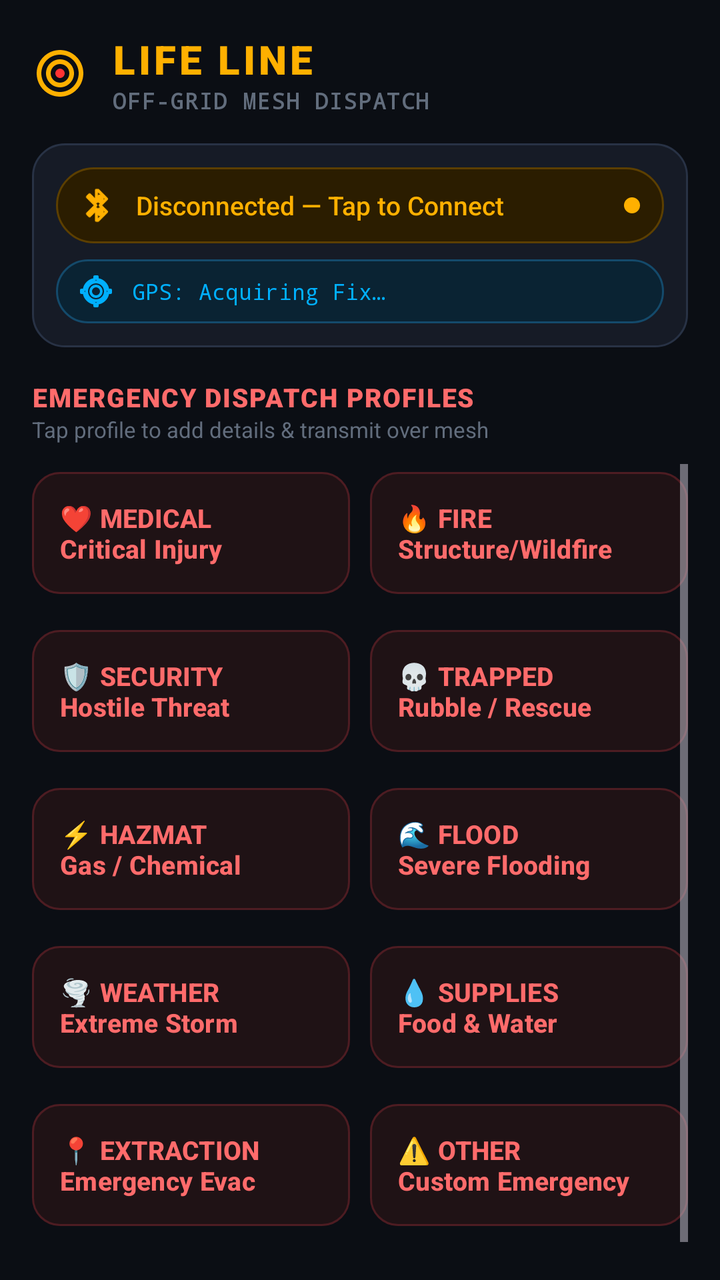
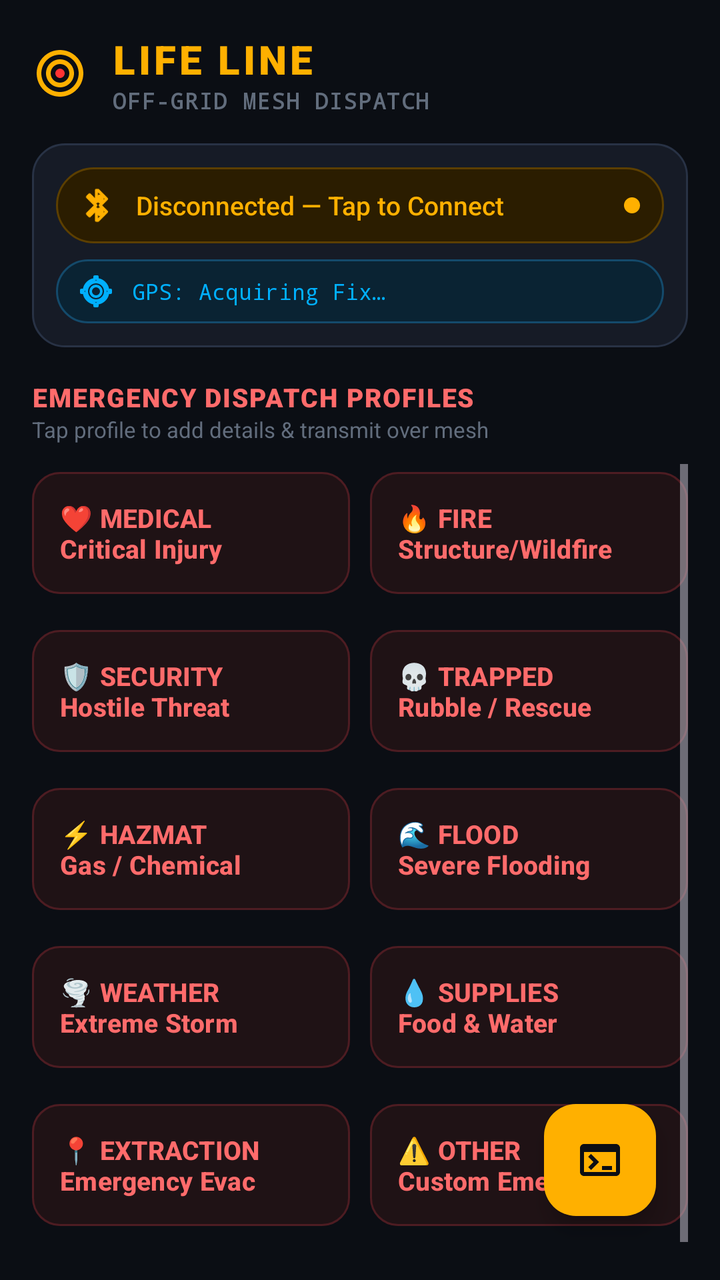

Two renders of the same Android screen: before a commit and after it. Below are the layout's source before the change and the commit's diff.
<!-- AndroidManifest.xml: application theme Theme.LifeLine -->
<!-- res/layout/activity_main.xml -->
<?xml version="1.0" encoding="utf-8"?>
<androidx.constraintlayout.widget.ConstraintLayout xmlns:android="http://schemas.android.com/apk/res/android"
    xmlns:app="http://schemas.android.com/apk/res-auto"
    xmlns:tools="http://schemas.android.com/tools"
    android:id="@+id/main"
    android:layout_width="match_parent"
    android:layout_height="match_parent"
    android:background="@color/bg_dark"
    android:padding="16dp"
    tools:context=".MainActivity">

    
    <LinearLayout
        android:id="@+id/headerLayout"
        android:layout_width="match_parent"
        android:layout_height="wrap_content"
        android:gravity="center_vertical"
        android:orientation="horizontal"
        app:layout_constraintTop_toTopOf="parent">

        <ImageView
            android:layout_width="28dp"
            android:layout_height="28dp"
            android:contentDescription="@string/logo_desc"
            android:src="@drawable/ic_lifeline_logo" />

        <LinearLayout
            android:layout_width="0dp"
            android:layout_height="wrap_content"
            android:layout_marginStart="12dp"
            android:layout_weight="1"
            android:orientation="vertical">

            <TextView
                android:id="@+id/textView"
                android:layout_width="wrap_content"
                android:layout_height="wrap_content"
                android:fontFamily="sans-serif-black"
                android:letterSpacing="0.08"
                android:text="@string/app_title"
                android:textColor="@color/amber_primary"
                android:textSize="20sp"
                android:textStyle="bold" />

            <TextView
                android:layout_width="wrap_content"
                android:layout_height="wrap_content"
                android:fontFamily="monospace"
                android:letterSpacing="0.05"
                android:text="@string/mesh_dispatch_tag"
                android:textColor="@color/text_muted"
                android:textSize="11sp"
                android:textStyle="bold" />
        </LinearLayout>
    </LinearLayout>

    
    <LinearLayout
        android:id="@+id/statusDashboardCard"
        android:layout_width="match_parent"
        android:layout_height="wrap_content"
        android:layout_marginTop="14dp"
        android:background="@drawable/bg_status_card"
        android:orientation="vertical"
        android:padding="12dp"
        app:layout_constraintTop_toBottomOf="@id/headerLayout">

        
        <LinearLayout
            android:id="@+id/statusConnectContainer"
            android:layout_width="match_parent"
            android:layout_height="wrap_content"
            android:background="@drawable/bg_pill_amber"
            android:clickable="true"
            android:focusable="true"
            android:foreground="?attr/selectableItemBackground"
            android:gravity="center_vertical"
            android:orientation="horizontal"
            android:paddingHorizontal="12dp"
            android:paddingVertical="10dp">

            <ImageView
                android:id="@+id/bluetoothIcon"
                android:layout_width="18dp"
                android:layout_height="18dp"
                android:contentDescription="@string/bluetooth_desc"
                android:src="@drawable/ic_bluetooth"
                app:tint="@color/amber_primary" />

            <TextView
                android:id="@+id/textView2"
                android:layout_width="0dp"
                android:layout_height="wrap_content"
                android:layout_marginStart="10dp"
                android:layout_weight="1"
                android:fontFamily="sans-serif-medium"
                android:text="@string/bt_disconnected"
                android:textColor="@color/amber_primary"
                android:textSize="13sp" />

            <TextView
                android:id="@+id/statusBadgeDot"
                android:layout_width="8dp"
                android:layout_height="8dp"
                android:background="@drawable/bg_pill_amber"
                android:backgroundTint="@color/amber_primary" />
        </LinearLayout>

        
        <LinearLayout
            android:id="@+id/gpsStatusContainer"
            android:layout_width="match_parent"
            android:layout_height="wrap_content"
            android:layout_marginTop="8dp"
            android:background="@drawable/bg_pill_cyan"
            android:gravity="center_vertical"
            android:orientation="horizontal"
            android:paddingHorizontal="12dp"
            android:paddingVertical="8dp">

            <ImageView
                android:layout_width="16dp"
                android:layout_height="16dp"
                android:contentDescription="@string/gps_sensor_desc"
                android:src="@drawable/ic_gps"
                app:tint="@color/cyan_gps" />

            <TextView
                android:id="@+id/gpsStatusText"
                android:layout_width="match_parent"
                android:layout_height="wrap_content"
                android:layout_marginStart="10dp"
                android:fontFamily="monospace"
                android:text="@string/gps_acquiring"
                android:textColor="@color/cyan_gps"
                android:textSize="11sp" />
        </LinearLayout>

    </LinearLayout>

    
    <TextView
        android:id="@+id/dispatchTitle"
        android:layout_width="wrap_content"
        android:layout_height="wrap_content"
        android:layout_marginTop="16dp"
        android:fontFamily="sans-serif-black"
        android:letterSpacing="0.05"
        android:text="@string/dispatch_profiles_title"
        android:textColor="@color/sos_red_light"
        android:textSize="13sp"
        android:textStyle="bold"
        app:layout_constraintStart_toStartOf="parent"
        app:layout_constraintTop_toBottomOf="@id/statusDashboardCard" />

    <TextView
        android:id="@+id/dispatchSubtitle"
        android:layout_width="wrap_content"
        android:layout_height="wrap_content"
        android:fontFamily="sans-serif"
        android:text="@string/dispatch_profiles_subtitle"
        android:textColor="@color/text_muted"
        android:textSize="11sp"
        app:layout_constraintStart_toStartOf="parent"
        app:layout_constraintTop_toBottomOf="@id/dispatchTitle" />

    
    <ScrollView
        android:id="@+id/sosContainer"
        android:layout_width="0dp"
        android:layout_height="0dp"
        android:layout_marginTop="10dp"
        android:fillViewport="true"
        app:layout_constraintBottom_toBottomOf="parent"
        app:layout_constraintEnd_toEndOf="parent"
        app:layout_constraintStart_toStartOf="parent"
        app:layout_constraintTop_toBottomOf="@id/dispatchSubtitle">

        <LinearLayout
            android:layout_width="match_parent"
            android:layout_height="wrap_content"
            android:orientation="vertical">

            
            <LinearLayout
                android:layout_width="match_parent"
                android:layout_height="wrap_content"
                android:layout_marginBottom="10dp"
                android:baselineAligned="false"
                android:orientation="horizontal">

                <com.google.android.material.button.MaterialButton
                    android:id="@+id/sosMedicalButton"
                    style="@style/Widget.Material3.Button.OutlinedButton"
                    android:layout_width="0dp"
                    android:layout_height="wrap_content"
                    android:layout_marginEnd="5dp"
                    android:layout_weight="1"
                    android:backgroundTint="@color/sos_card_bg"
                    android:gravity="start|center_vertical"
                    android:paddingHorizontal="14dp"
                    android:paddingVertical="14dp"
                    android:text="@string/sos_medical_text"
                    android:textColor="@color/sos_red_light"
                    android:textSize="13sp"
                    android:textStyle="bold"
                    app:cornerRadius="14dp"
                    app:strokeColor="@color/sos_card_stroke"
                    app:strokeWidth="1dp" />

                <com.google.android.material.button.MaterialButton
                    android:id="@+id/sosFireButton"
                    style="@style/Widget.Material3.Button.OutlinedButton"
                    android:layout_width="0dp"
                    android:layout_height="wrap_content"
                    android:layout_marginStart="5dp"
                    android:layout_weight="1"
                    android:backgroundTint="@color/sos_card_bg"
                    android:gravity="start|center_vertical"
                    android:paddingHorizontal="14dp"
                    android:paddingVertical="14dp"
                    android:text="@string/sos_fire_text"
                    android:textColor="@color/sos_red_light"
                    android:textSize="13sp"
                    android:textStyle="bold"
                    app:cornerRadius="14dp"
                    app:strokeColor="@color/sos_card_stroke"
                    app:strokeWidth="1dp" />
            </LinearLayout>

            
            <LinearLayout
                android:layout_width="match_parent"
                android:layout_height="wrap_content"
                android:layout_marginBottom="10dp"
                android:baselineAligned="false"
                android:orientation="horizontal">

                <com.google.android.material.button.MaterialButton
                    android:id="@+id/sosSecurityButton"
                    style="@style/Widget.Material3.Button.OutlinedButton"
                    android:layout_width="0dp"
                    android:layout_height="wrap_content"
                    android:layout_marginEnd="5dp"
                    android:layout_weight="1"
                    android:backgroundTint="@color/sos_card_bg"
                    android:gravity="start|center_vertical"
                    android:paddingHorizontal="14dp"
                    android:paddingVertical="14dp"
                    android:text="@string/sos_security_text"
                    android:textColor="@color/sos_red_light"
                    android:textSize="13sp"
                    android:textStyle="bold"
                    app:cornerRadius="14dp"
                    app:strokeColor="@color/sos_card_stroke"
                    app:strokeWidth="1dp" />

                <com.google.android.material.button.MaterialButton
                    android:id="@+id/sosTrappedButton"
                    style="@style/Widget.Material3.Button.OutlinedButton"
                    android:layout_width="0dp"
                    android:layout_height="wrap_content"
                    android:layout_marginStart="5dp"
                    android:layout_weight="1"
                    android:backgroundTint="@color/sos_card_bg"
                    android:gravity="start|center_vertical"
                    android:paddingHorizontal="14dp"
                    android:paddingVertical="14dp"
                    android:text="@string/sos_trapped_text"
                    android:textColor="@color/sos_red_light"
                    android:textSize="13sp"
                    android:textStyle="bold"
                    app:cornerRadius="14dp"
                    app:strokeColor="@color/sos_card_stroke"
                    app:strokeWidth="1dp" />
            </LinearLayout>

            
            <LinearLayout
                android:layout_width="match_parent"
                android:layout_height="wrap_content"
                android:layout_marginBottom="10dp"
                android:baselineAligned="false"
                android:orientation="horizontal">

                <com.google.android.material.button.MaterialButton
                    android:id="@+id/sosHazmatButton"
                    style="@style/Widget.Material3.Button.OutlinedButton"
                    android:layout_width="0dp"
                    android:layout_height="wrap_content"
                    android:layout_marginEnd="5dp"
                    android:layout_weight="1"
                    android:backgroundTint="@color/sos_card_bg"
                    android:gravity="start|center_vertical"
                    android:paddingHorizontal="14dp"
                    android:paddingVertical="14dp"
                    android:text="@string/sos_hazmat_text"
                    android:textColor="@color/sos_red_light"
                    android:textSize="13sp"
                    android:textStyle="bold"
                    app:cornerRadius="14dp"
                    app:strokeColor="@color/sos_card_stroke"
                    app:strokeWidth="1dp" />

                <com.google.android.material.button.MaterialButton
                    android:id="@+id/sosFloodButton"
                    style="@style/Widget.Material3.Button.OutlinedButton"
                    android:layout_width="0dp"
                    android:layout_height="wrap_content"
                    android:layout_marginStart="5dp"
                    android:layout_weight="1"
                    android:backgroundTint="@color/sos_card_bg"
                    android:gravity="start|center_vertical"
                    android:paddingHorizontal="14dp"
                    android:paddingVertical="14dp"
                    android:text="@string/sos_flood_text"
                    android:textColor="@color/sos_red_light"
                    android:textSize="13sp"
                    android:textStyle="bold"
                    app:cornerRadius="14dp"
                    app:strokeColor="@color/sos_card_stroke"
                    app:strokeWidth="1dp" />
            </LinearLayout>

            
            <LinearLayout
                android:layout_width="match_parent"
                android:layout_height="wrap_content"
                android:layout_marginBottom="10dp"
                android:baselineAligned="false"
                android:orientation="horizontal">

                <com.google.android.material.button.MaterialButton
                    android:id="@+id/sosWeatherButton"
                    style="@style/Widget.Material3.Button.OutlinedButton"
                    android:layout_width="0dp"
                    android:layout_height="wrap_content"
                    android:layout_marginEnd="5dp"
                    android:layout_weight="1"
                    android:backgroundTint="@color/sos_card_bg"
                    android:gravity="start|center_vertical"
                    android:paddingHorizontal="14dp"
                    android:paddingVertical="14dp"
                    android:text="@string/sos_weather_text"
                    android:textColor="@color/sos_red_light"
                    android:textSize="13sp"
                    android:textStyle="bold"
                    app:cornerRadius="14dp"
                    app:strokeColor="@color/sos_card_stroke"
                    app:strokeWidth="1dp" />

                <com.google.android.material.button.MaterialButton
                    android:id="@+id/sosFoodWaterButton"
                    style="@style/Widget.Material3.Button.OutlinedButton"
                    android:layout_width="0dp"
                    android:layout_height="wrap_content"
                    android:layout_marginStart="5dp"
                    android:layout_weight="1"
                    android:backgroundTint="@color/sos_card_bg"
                    android:gravity="start|center_vertical"
                    android:paddingHorizontal="14dp"
                    android:paddingVertical="14dp"
                    android:text="@string/sos_supplies_text"
                    android:textColor="@color/sos_red_light"
                    android:textSize="13sp"
                    android:textStyle="bold"
                    app:cornerRadius="14dp"
                    app:strokeColor="@color/sos_card_stroke"
                    app:strokeWidth="1dp" />
            </LinearLayout>

            
            <LinearLayout
                android:layout_width="match_parent"
                android:layout_height="wrap_content"
                android:layout_marginBottom="10dp"
                android:baselineAligned="false"
                android:orientation="horizontal">

                <com.google.android.material.button.MaterialButton
                    android:id="@+id/sosExtractionButton"
                    style="@style/Widget.Material3.Button.OutlinedButton"
                    android:layout_width="0dp"
                    android:layout_height="wrap_content"
                    android:layout_marginEnd="5dp"
                    android:layout_weight="1"
                    android:backgroundTint="@color/sos_card_bg"
                    android:gravity="start|center_vertical"
                    android:paddingHorizontal="14dp"
                    android:paddingVertical="14dp"
                    android:text="@string/sos_extraction_text"
                    android:textColor="@color/sos_red_light"
                    android:textSize="13sp"
                    android:textStyle="bold"
                    app:cornerRadius="14dp"
                    app:strokeColor="@color/sos_card_stroke"
                    app:strokeWidth="1dp" />

                <com.google.android.material.button.MaterialButton
                    android:id="@+id/sosOtherButton"
                    style="@style/Widget.Material3.Button.OutlinedButton"
                    android:layout_width="0dp"
                    android:layout_height="wrap_content"
                    android:layout_marginStart="5dp"
                    android:layout_weight="1"
                    android:backgroundTint="@color/sos_card_bg"
                    android:gravity="start|center_vertical"
                    android:paddingHorizontal="14dp"
                    android:paddingVertical="14dp"
                    android:text="@string/sos_other_text"
                    android:textColor="@color/sos_red_light"
                    android:textSize="13sp"
                    android:textStyle="bold"
                    app:cornerRadius="14dp"
                    app:strokeColor="@color/sos_card_stroke"
                    app:strokeWidth="1dp" />
            </LinearLayout>

        </LinearLayout>
    </ScrollView>

</androidx.constraintlayout.widget.ConstraintLayout>
<!-- resources referenced by this layout -->
<resources>
  <color name="amber_primary">#FFB000</color>
  <color name="bg_dark">#0B0E14</color>
  <color name="cyan_gps">#00B0FF</color>
  <color name="sos_card_bg">#1F1215</color>
  <color name="sos_card_stroke">#4D1C22</color>
  <color name="sos_red_light">#FF6B6B</color>
  <color name="text_muted">#626D7D</color>
  <!-- drawable bg_pill_cyan (drawable) -->
  <?xml version="1.0" encoding="utf-8"?>
  <shape xmlns:android="http://schemas.android.com/apk/res/android"
      android:shape="rectangle">
      <solid android:color="#0A2333" />
      <stroke
          android:width="1dp"
          android:color="#144A6B" />
      <corners android:radius="20dp" />
  </shape>
  <string name="app_title">LIFE LINE</string>
  <string name="bluetooth_desc">Bluetooth</string>
  <string name="bt_disconnected">Disconnected — Tap to Connect</string>
  <string name="dispatch_profiles_subtitle">Tap profile to add details &amp; transmit over mesh</string>
  <string name="dispatch_profiles_title">EMERGENCY DISPATCH PROFILES</string>
  <string name="gps_acquiring">GPS: Acquiring Fix…</string>
  <string name="gps_sensor_desc">GPS Sensor</string>
  <string name="logo_desc">Life Line Logo</string>
  <string name="mesh_dispatch_tag">OFF-GRID MESH DISPATCH</string>
  <string name="sos_extraction_text">📍 EXTRACTION\nEmergency Evac</string>
  <string name="sos_fire_text">🔥 FIRE\nStructure/Wildfire</string>
  <string name="sos_flood_text">🌊 FLOOD\nSevere Flooding</string>
  <string name="sos_hazmat_text">⚡ HAZMAT\nGas / Chemical</string>
  <string name="sos_medical_text">❤️ MEDICAL\nCritical Injury</string>
  <string name="sos_other_text">⚠️ OTHER\nCustom Emergency</string>
  <string name="sos_security_text">🛡️ SECURITY\nHostile Threat</string>
  <string name="sos_supplies_text">💧 SUPPLIES\nFood &amp; Water</string>
  <string name="sos_trapped_text">💀 TRAPPED\nRubble / Rescue</string>
  <string name="sos_weather_text">🌪️ WEATHER\nExtreme Storm</string>
  <style name="Theme.LifeLine" parent="Base.Theme.LifeLine" />
  <color name="sos_red">#FF3B30</color>
  <color name="white">#FFFFFFFF</color>
  <color name="surface_dark">#161B26</color>
  <color name="text_primary">#F0F4F8</color>
  <color name="surface_variant">#1F2636</color>
  <color name="text_secondary">#9DA8B8</color>
  <style name="Theme.LifeLine.Dialog" parent="ThemeOverlay.Material3.MaterialAlertDialog">
          <item name="shapeAppearanceOverlay">@style/ShapeAppearance.LifeLine.Dialog</item>
          <item name="colorSurface">@color/surface_variant</item>
          <item name="colorOnSurface">@color/text_primary</item>
      </style>
  <style name="ShapeAppearance.LifeLine.Dialog" parent="">
          <item name="cornerSize">20dp</item>
      </style>
  <!-- unchanged entries left out for length: 6 -->
</resources>

<!-- the commit's change to res/layout/activity_main.xml (unified diff, before → after) -->
@@ -419,4 +419,101 @@
         </LinearLayout>
     </ScrollView>
 
+    
+    <com.google.android.material.floatingactionbutton.FloatingActionButton
+        android:id="@+id/btnToggleTerminal"
+        android:layout_width="wrap_content"
+        android:layout_height="wrap_content"
+        android:layout_margin="16dp"
+        android:contentDescription="@string/terminal_toggle_desc"
+        android:src="@drawable/ic_terminal"
+        app:backgroundTint="@color/amber_primary"
+        app:layout_constraintBottom_toBottomOf="parent"
+        app:layout_constraintEnd_toEndOf="parent"
+        app:tint="@color/bg_dark" />
+
+    
+    <com.google.android.material.card.MaterialCardView
+        android:id="@+id/terminalOverlayCard"
+        android:layout_width="0dp"
+        android:layout_height="0dp"
+        android:layout_margin="12dp"
+        android:visibility="gone"
+        app:cardBackgroundColor="#121212"
+        app:cardCornerRadius="16dp"
+        app:cardElevation="12dp"
+        app:layout_constraintBottom_toBottomOf="parent"
+        app:layout_constraintEnd_toEndOf="parent"
+        app:layout_constraintStart_toStartOf="parent"
+        app:layout_constraintTop_toTopOf="parent"
+        app:strokeColor="@color/amber_primary"
+        app:strokeWidth="1.5dp">
+
+        <LinearLayout
+            android:layout_width="match_parent"
+            android:layout_height="match_parent"
+            android:orientation="vertical"
+            android:padding="12dp">
+
+            
+            <RelativeLayout
+                android:layout_width="match_parent"
+                android:layout_height="wrap_content"
+                android:layout_marginBottom="8dp">
+
+                <TextView
+                    android:id="@+id/terminalTitle"
+                    android:layout_width="wrap_content"
+                    android:layout_height="wrap_content"
+                    android:layout_alignParentStart="true"
+                    android:layout_centerVertical="true"
+                    android:layout_toStartOf="@id/btnCloseTerminal"
+                    android:layout_marginEnd="8dp"
+                    android:fontFamily="monospace"
+                    android:letterSpacing="0.05"
+                    android:text="@string/terminal_title"
+                    android:textColor="@color/amber_primary"
+                    android:textSize="14sp"
+                    android:textStyle="bold" />
+
+                <ImageButton
+                    android:id="@+id/btnCloseTerminal"
+                    android:layout_width="36dp"
+                    android:layout_height="36dp"
+                    android:layout_alignParentEnd="true"
+                    android:layout_centerVertical="true"
+                    android:background="?attr/selectableItemBackgroundBorderless"
+                    android:contentDescription="@string/close_terminal_desc"
+                    android:src="@drawable/ic_close"
+                    app:tint="@color/amber_primary" />
+            </RelativeLayout>
+
+            <View
+                android:layout_width="match_parent"
+                android:layout_height="1dp"
+                android:layout_marginBottom="8dp"
+                android:background="#33FFFFFF" />
+
+            
+            <ScrollView
+                android:id="@+id/terminalScrollView"
+                android:layout_width="match_parent"
+                android:layout_height="0dp"
+                android:layout_weight="1"
+                android:fillViewport="true">
+
+                <TextView
+                    android:id="@+id/terminalLogTextView"
+                    android:layout_width="match_parent"
+                    android:layout_height="wrap_content"
+                    android:fontFamily="monospace"
+                    android:lineSpacingExtra="3dp"
+                    android:text="@string/terminal_ready"
+                    android:textColor="#00FF66"
+                    android:textSize="12sp" />
+            </ScrollView>
+
+        </LinearLayout>
+    </com.google.android.material.card.MaterialCardView>
+
 </androidx.constraintlayout.widget.ConstraintLayout>
<!-- resource entries referenced after the edit -->
@@ -17,9 +17,30 @@
           android:color="#144A6B" />
       <corners android:radius="20dp" />
   </shape>
+  <!-- drawable ic_close (drawable) -->
+  <vector xmlns:android="http://schemas.android.com/apk/res/android"
+      android:width="24dp"
+      android:height="24dp"
+      android:viewportWidth="24"
+      android:viewportHeight="24">
+    <path
+        android:fillColor="#FFFFFFFF"
+        android:pathData="M19,6.41L17.59,5 12,10.59 6.41,5 5,6.41 10.59,12 5,17.59 6.41,19 12,13.41 17.59,19 19,17.59 13.41,12z"/>
+  </vector>
+  <!-- drawable ic_terminal (drawable) -->
+  <vector xmlns:android="http://schemas.android.com/apk/res/android"
+      android:width="24dp"
+      android:height="24dp"
+      android:viewportWidth="24"
+      android:viewportHeight="24">
+    <path
+        android:fillColor="#FFFFFFFF"
+        android:pathData="M20,4H4C2.89,4 2,4.89 2,6v12c0,1.1 0.89,2 2,2h16c1.1,0 2,-0.9 2,-2V6C22,4.89 21.1,4 20,4zM20,18H4V8h16V18zM7.5,17l-1.41,-1.41L8.67,13l-2.58,-2.59L7.5,9l4,4L7.5,17zM13,17h5v-2h-5V17z"/>
+  </vector>
   <string name="app_title">LIFE LINE</string>
   <string name="bluetooth_desc">Bluetooth</string>
   <string name="bt_disconnected">Disconnected — Tap to Connect</string>
+  <string name="close_terminal_desc">Close Terminal</string>
   <string name="dispatch_profiles_subtitle">Tap profile to add details &amp; transmit over mesh</string>
   <string name="dispatch_profiles_title">EMERGENCY DISPATCH PROFILES</string>
   <string name="gps_acquiring">GPS: Acquiring Fix…</string>
@@ -36,6 +57,9 @@
   <string name="sos_supplies_text">💧 SUPPLIES\nFood &amp; Water</string>
   <string name="sos_trapped_text">💀 TRAPPED\nRubble / Rescue</string>
   <string name="sos_weather_text">🌪️ WEATHER\nExtreme Storm</string>
+  <string name="terminal_ready">[SYSTEM] BLE Serial Terminal Ready.\n</string>
+  <string name="terminal_title">📡 BLE SERIAL TERMINAL</string>
+  <string name="terminal_toggle_desc">Bluetooth Serial Terminal</string>
   <style name="Theme.LifeLine" parent="Base.Theme.LifeLine" />
   <color name="sos_red">#FF3B30</color>
   <color name="white">#FFFFFFFF</color>
